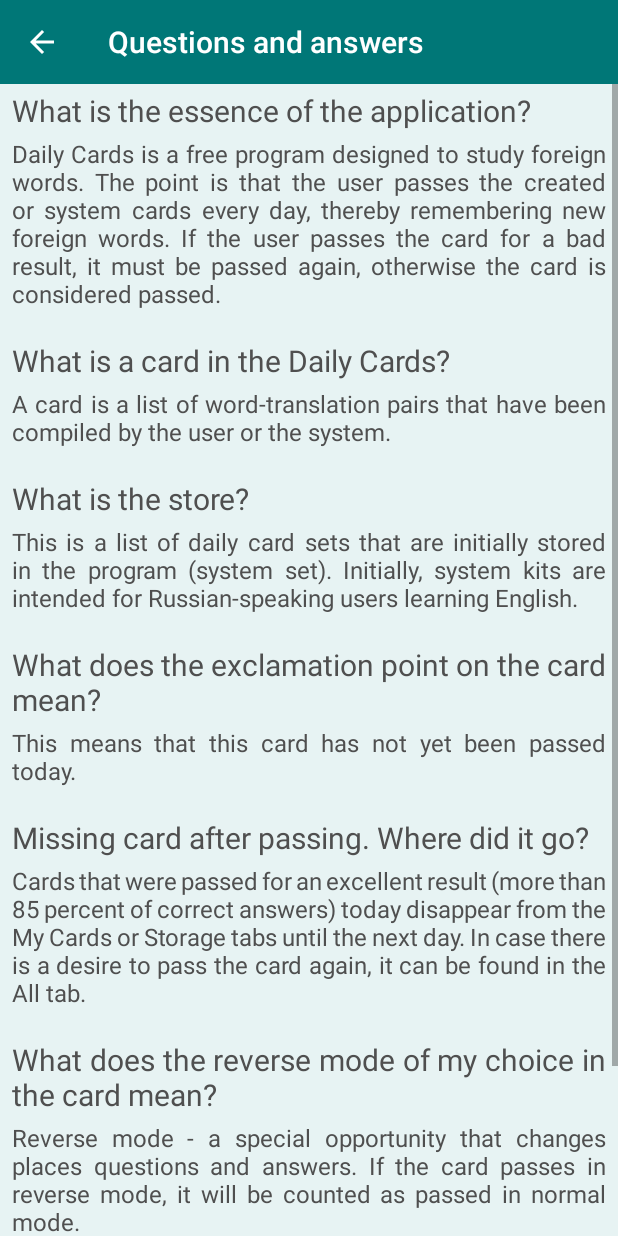
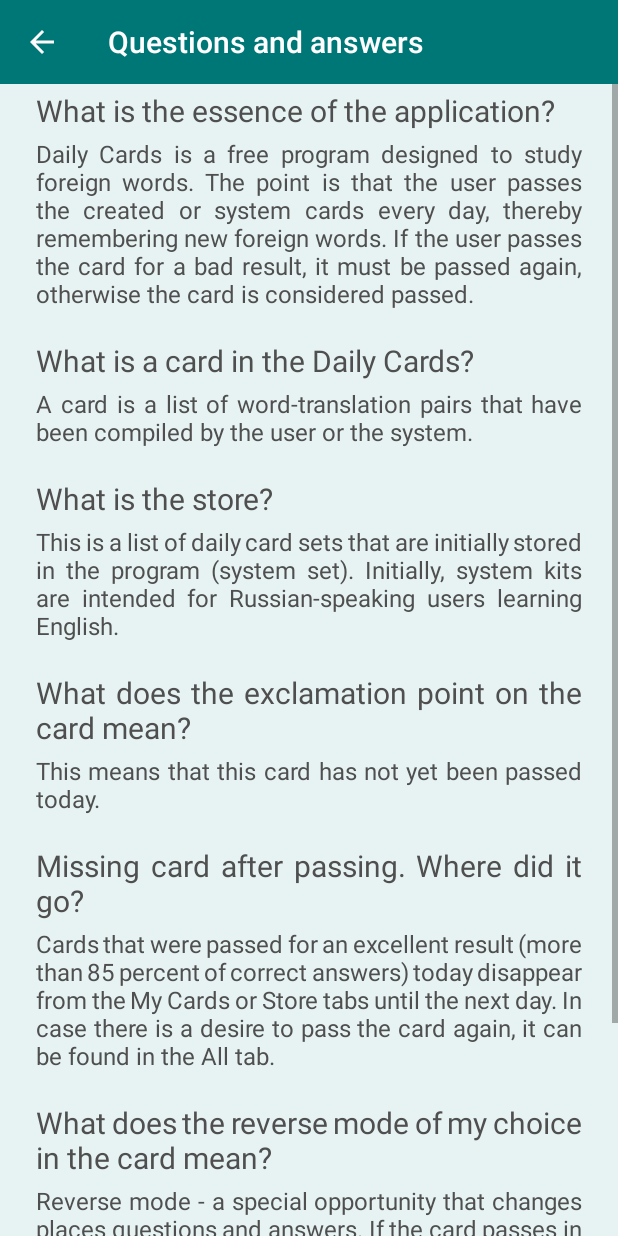
Before and after one commit to viacheslav-chugunov/daily-cards, an Android app: the QuestionsAndAnswersActivity screen opened directly, with no data from a screen before it, on a phone screen of 412 x 824 dp. Run offline under Robolectric (Android 15) with nearby library versions, the phone set to English and light mode, and no system bars; Roboto replaces fonts that are not available here.

Commit message:
update quetions and answers description

```diff
--- a/app/src/main/res/layout/activity_questions_and_answers.xml
+++ b/app/src/main/res/layout/activity_questions_and_answers.xml
@@ -20,6 +20,8 @@
             android:layout_width="match_parent"
             android:layout_height="wrap_content"
             android:orientation="vertical"
+            android:layout_marginStart="16dp"
+            android:layout_marginEnd="16dp"
             android:layout_marginBottom="8dp" >
 
             <TextView
--- a/app/src/main/res/values/strings.xml
+++ b/app/src/main/res/values/strings.xml
@@ -33,9 +33,9 @@
     <string name="info_question_4">What does the exclamation point on the card mean?</string>
     <string name="info_answer_4">This means that this card has not yet been passed today.</string>
     <string name="info_question_5">Missing card after passing. Where did it go?</string>
-    <string name="info_answer_5">Cards that were passed for an excellent result (more than 85 percent of correct answers) today disappear from the My Cards or Storage tabs until the next day. In case there is a desire to pass the card again, it can be found in the "All" tab.</string>
+    <string name="info_answer_5">Cards that were passed for an excellent result (more than 85 percent of correct answers) today disappear from the "My Cards" or "Store" tabs until the next day. In case there is a desire to pass the card again, it can be found in the "All" tab.</string>
     <string name="info_question_6">What does the "reverse mode" of my choice in the card mean?</string>
     <string name="info_answer_6">Reverse mode - a special opportunity that changes places questions and answers. If the card passes in reverse mode, it will be counted as passed in normal mode.</string>
-    <string name="info_question_7">What if there is an error? How do I contact the developer?</string>
+    <string name="info_question_7">What if there\'s an error? How do I contact the developer?</string>
     <string name="info_answer_7">Email: famethekeker@gmail.com\nTelegram: t.me/pudjer</string>
 </resources>
```
Also changed, not shown: 1 other file.
